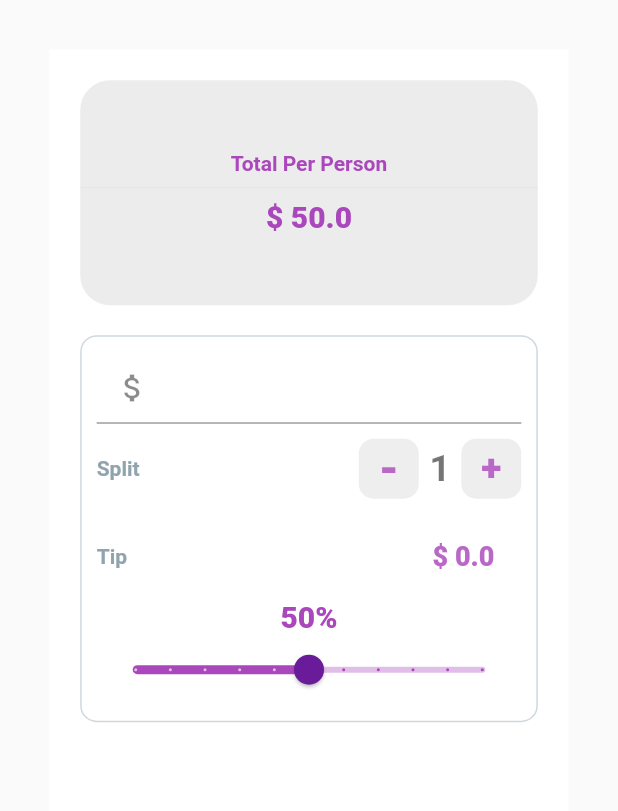
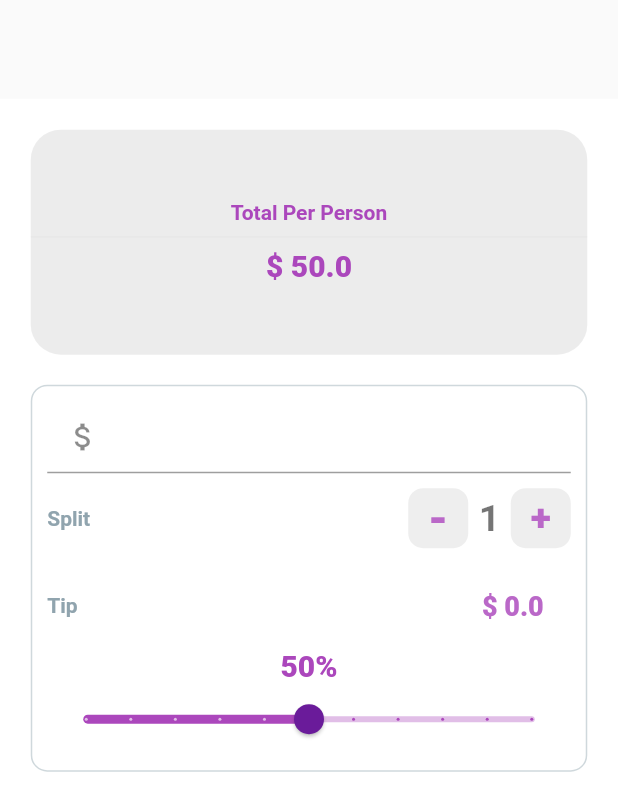
Before and after one commit to NegusNati/tip_calculator, a Flutter app: the screen it shows after launch, on a phone screen of 412 x 824 dp. Shown: the top 811 px of the screen. Run offline on Flutter 3.47's test engine with Material 2 defaults, Android fonts, the phone set to English and light mode, and no system bars.

Commit message:
margin configured

```diff
--- a/lib/screens/homeScreen.dart
+++ b/lib/screens/homeScreen.dart
@@ -14,8 +14,8 @@ class _HomeScreenState extends State<HomeScreen> {
   Widget build(BuildContext context) {
     return Scaffold(
       body: Container(
-        margin: EdgeInsets.all(MediaQuery.of(context).size.height *
-            0.04), //dynamic hight on any device
+        margin: EdgeInsets.only(top: MediaQuery.of(context).size.height *
+            0.08), //dynamic hight on any device
         alignment: Alignment.center,
         color: Colors.white,
         child: ListView(
```
